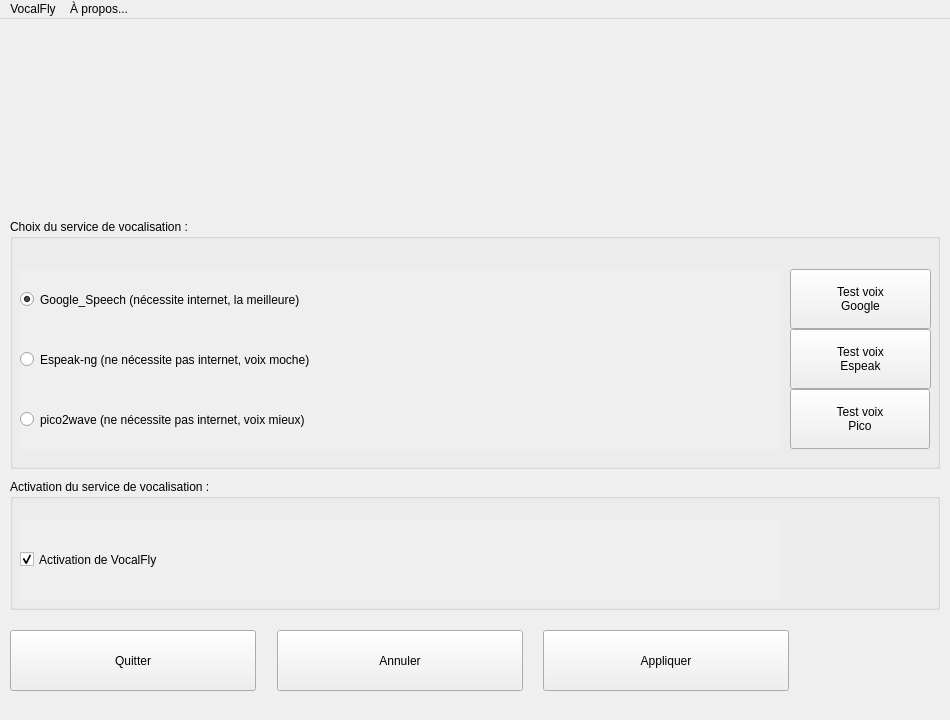
First picture: the form in mainwindow.ui, repository Paullux/dvkbuntu-VocalFly-GUI, before the edit.
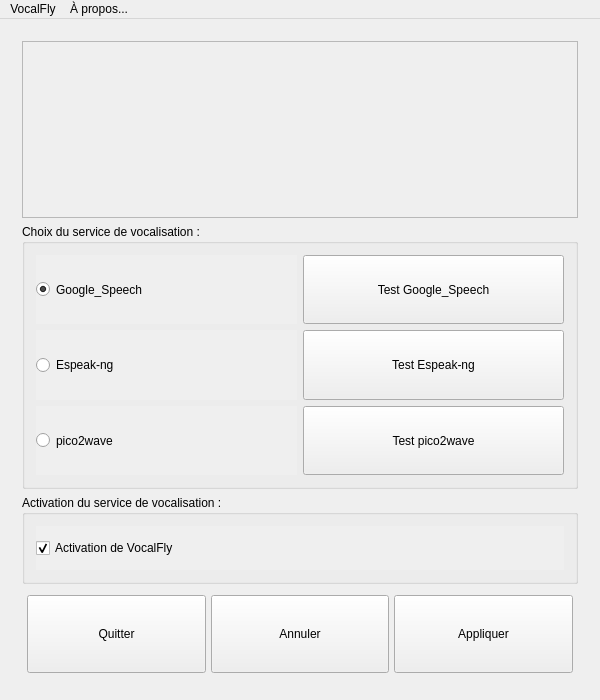
Second picture: the form after the edit. Icons and pictures are not drawn.

Commit message: Mise à Jour GUI

```diff
--- a/mainwindow.ui
+++ b/mainwindow.ui
@@ -6,20 +6,20 @@
    <rect>
     <x>0</x>
     <y>0</y>
-    <width>950</width>
-    <height>720</height>
+    <width>600</width>
+    <height>700</height>
    </rect>
   </property>
   <property name="minimumSize">
    <size>
-    <width>950</width>
-    <height>720</height>
+    <width>600</width>
+    <height>400</height>
    </size>
   </property>
   <property name="maximumSize">
    <size>
-    <width>950</width>
-    <height>720</height>
+    <width>2008</width>
+    <height>1500</height>
    </size>
   </property>
   <property name="windowTitle">
@@ -39,41 +39,40 @@
    <bool>false</bool>
   </property>
   <widget class="QWidget" name="centralWidget">
-   <widget class="QPushButton" name="pushButton">
-    <property name="geometry">
-     <rect>
-      <x>543</x>
-      <y>611</y>
-      <width>246</width>
-      <height>61</height>
-     </rect>
-    </property>
-    <property name="text">
-     <string>Appliquer</string>
-    </property>
-   </widget>
-   <widget class="QPushButton" name="pushButton_2">
-    <property name="geometry">
-     <rect>
-      <x>277</x>
-      <y>611</y>
-      <width>246</width>
-      <height>61</height>
-     </rect>
-    </property>
-    <property name="text">
-     <string>Annuler</string>
-    </property>
-   </widget>
+   <property name="sizePolicy">
+    <sizepolicy hsizetype="Expanding" vsizetype="Expanding">
+     <horstretch>0</horstretch>
+     <verstretch>0</verstretch>
+    </sizepolicy>
+   </property>
+   <layout class="QVBoxLayout" name="verticalLayout_2">
+    <item>
+     <widget class="QWidget" name="widget" native="true">
+      <property name="sizePolicy">
+       <sizepolicy hsizetype="Expanding" vsizetype="Expanding">
+        <horstretch>0</horstretch>
+        <verstretch>0</verstretch>
+       </sizepolicy>
+      </property>
+      <layout class="QGridLayout" name="gridLayout_5" rowstretch="1,0,0,0,0,0,0,0">
+       <item row="0" column="0" rowspan="2">
+        <layout class="QVBoxLayout" name="verticalLayout" stretch="2,3,1,1">
+         <item>
+          <widget class="QFrame" name="frame">
+           <property name="styleSheet">
+            <string notr="true">border-image: url(:/icon/icon/VocalFly barre V3.png);
+</string>
+           </property>
+           <property name="frameShape">
+            <enum>QFrame::StyledPanel</enum>
+           </property>
+           <property name="frameShadow">
+            <enum>QFrame::Raised</enum>
+           </property>
+          </widget>
+         </item>
+         <item>
    <widget class="QGroupBox" name="groupBox">
-    <property name="geometry">
-     <rect>
-      <x>10</x>
-      <y>200</y>
-      <width>930</width>
-      <height>250</height>
-     </rect>
-    </property>
     <property name="sizePolicy">
      <sizepolicy hsizetype="Expanding" vsizetype="Expanding">
       <horstretch>0</horstretch>
@@ -86,20 +85,84 @@
     <property name="title">
      <string>Choix du service de vocalisation :</string>
     </property>
+           <layout class="QGridLayout" name="gridLayout" rowstretch="1,1,1" columnstretch="1,1">
+            <item row="2" column="1">
+             <widget class="QPushButton" name="TestPico">
+              <property name="sizePolicy">
+               <sizepolicy hsizetype="Minimum" vsizetype="Minimum">
+                <horstretch>0</horstretch>
+                <verstretch>0</verstretch>
+               </sizepolicy>
+              </property>
+              <property name="text">
+               <string>Test pico2wave</string>
+              </property>
+             </widget>
+            </item>
+            <item row="0" column="1">
+             <widget class="QPushButton" name="TestGoogle">
+              <property name="sizePolicy">
+               <sizepolicy hsizetype="Minimum" vsizetype="Minimum">
+                <horstretch>0</horstretch>
+                <verstretch>0</verstretch>
+               </sizepolicy>
+              </property>
+              <property name="text">
+               <string>Test Google_Speech</string>
+              </property>
+             </widget>
+            </item>
+            <item row="2" column="0">
+             <widget class="QRadioButton" name="pico2wave">
+              <property name="sizePolicy">
+               <sizepolicy hsizetype="Minimum" vsizetype="Minimum">
+                <horstretch>0</horstretch>
+                <verstretch>0</verstretch>
+               </sizepolicy>
+              </property>
+              <property name="toolTip">
+               <string>Cette voix est 100% libre,
+elle est aussi entièrement locale
+(elle ne nécessite pas internet)
+et elle est mieux que Espeak-NG !</string>
+              </property>
+              <property name="autoFillBackground">
+               <bool>true</bool>
+              </property>
+              <property name="text">
+               <string>pico2wave </string>
+              </property>
+             </widget>
+            </item>
+            <item row="1" column="0">
+             <widget class="QRadioButton" name="EspeakNG">
+              <property name="sizePolicy">
+               <sizepolicy hsizetype="Minimum" vsizetype="Minimum">
+                <horstretch>0</horstretch>
+                <verstretch>0</verstretch>
+               </sizepolicy>
+              </property>
+              <property name="toolTip">
+               <string>Cette voix est 100% libre,
+elle est aussi entièrement locale
+(elle ne nécessite pas internet)
+mais en revanche elle est très robotique !</string>
+              </property>
+              <property name="autoFillBackground">
+               <bool>true</bool>
+              </property>
+              <property name="text">
+               <string>Espeak-ng</string>
+              </property>
+             </widget>
+            </item>
+            <item row="0" column="0">
     <widget class="QRadioButton" name="Google">
      <property name="enabled">
       <bool>true</bool>
      </property>
-     <property name="geometry">
-      <rect>
-       <x>10</x>
-       <y>50</y>
-       <width>761</width>
-       <height>61</height>
-      </rect>
-     </property>
      <property name="sizePolicy">
-      <sizepolicy hsizetype="Expanding" vsizetype="Expanding">
+               <sizepolicy hsizetype="Minimum" vsizetype="Minimum">
        <horstretch>0</horstretch>
        <verstretch>0</verstretch>
       </sizepolicy>
@@ -113,134 +176,48 @@
       <bool>true</bool>
      </property>
      <property name="text">
-      <string>Google_Speech (nécessite internet, la meilleure)</string>
+               <string>Google_Speech</string>
      </property>
      <property name="checked">
       <bool>true</bool>
      </property>
     </widget>
-    <widget class="QRadioButton" name="EspeakNG">
-     <property name="geometry">
-      <rect>
-       <x>10</x>
-       <y>110</y>
-       <width>761</width>
-       <height>61</height>
-      </rect>
-     </property>
-     <property name="sizePolicy">
-      <sizepolicy hsizetype="Expanding" vsizetype="Expanding">
-       <horstretch>0</horstretch>
-       <verstretch>0</verstretch>
-      </sizepolicy>
-     </property>
-     <property name="toolTip">
-      <string>Cette voix est 100% libre,
-elle est aussi entièrement locale
-(elle ne nécessite pas internet)
-mais en revanche elle est très robotique !</string>
-     </property>
-     <property name="autoFillBackground">
-      <bool>true</bool>
-     </property>
-     <property name="text">
-      <string>Espeak-ng (ne nécessite pas internet, voix moche)</string>
-     </property>
-    </widget>
-    <widget class="QRadioButton" name="pico2wave">
-     <property name="geometry">
-      <rect>
-       <x>10</x>
-       <y>170</y>
-       <width>761</width>
-       <height>61</height>
-      </rect>
-     </property>
-     <property name="sizePolicy">
-      <sizepolicy hsizetype="Expanding" vsizetype="Expanding">
-       <horstretch>0</horstretch>
-       <verstretch>0</verstretch>
-      </sizepolicy>
-     </property>
-     <property name="toolTip">
-      <string>Cette voix est 100% libre,
-elle est aussi entièrement locale
-(elle ne nécessite pas internet)
-et elle est mieux que Espeak-NG !</string>
-     </property>
-     <property name="autoFillBackground">
-      <bool>true</bool>
-     </property>
-     <property name="text">
-      <string>pico2wave (ne nécessite pas internet, voix mieux)</string>
-     </property>
-    </widget>
-    <widget class="QPushButton" name="TestGoogle">
-     <property name="geometry">
-      <rect>
-       <x>780</x>
-       <y>50</y>
-       <width>141</width>
-       <height>60</height>
-      </rect>
-     </property>
-     <property name="text">
-      <string>Test voix
-Google</string>
-     </property>
-    </widget>
+            </item>
+            <item row="1" column="1">
     <widget class="QPushButton" name="TestSpeak">
-     <property name="geometry">
-      <rect>
-       <x>780</x>
-       <y>110</y>
-       <width>141</width>
-       <height>60</height>
-      </rect>
-     </property>
-     <property name="text">
-      <string>Test voix
-Espeak</string>
-     </property>
-    </widget>
-    <widget class="QPushButton" name="TestPico">
-     <property name="geometry">
-      <rect>
-       <x>780</x>
-       <y>170</y>
-       <width>140</width>
-       <height>60</height>
-      </rect>
-     </property>
+              <property name="sizePolicy">
+               <sizepolicy hsizetype="Minimum" vsizetype="Preferred">
+                <horstretch>0</horstretch>
+                <verstretch>0</verstretch>
+               </sizepolicy>
+              </property>
+              <property name="autoFillBackground">
+               <bool>false</bool>
+              </property>
      <property name="text">
-      <string>Test voix
-Pico</string>
-     </property>
-    </widget>
-   </widget>
+               <string>Test Espeak-ng</string>
+              </property>
+             </widget>
+            </item>
+           </layout>
+          </widget>
+         </item>
+         <item>
    <widget class="QGroupBox" name="groupBox_2">
-    <property name="geometry">
-     <rect>
-      <x>10</x>
-      <y>460</y>
-      <width>930</width>
-      <height>131</height>
-     </rect>
+           <property name="sizePolicy">
+            <sizepolicy hsizetype="Expanding" vsizetype="Expanding">
+             <horstretch>0</horstretch>
+             <verstretch>0</verstretch>
+            </sizepolicy>
     </property>
     <property name="title">
      <string>Activation du service de vocalisation :</string>
     </property>
+           <layout class="QGridLayout" name="gridLayout_2" rowstretch="0,0" columnstretch="0">
+            <item row="1" column="0">
     <widget class="QCheckBox" name="checkBox">
-     <property name="geometry">
-      <rect>
-       <x>10</x>
-       <y>40</y>
-       <width>761</width>
-       <height>81</height>
-      </rect>
-     </property>
      <property name="sizePolicy">
-      <sizepolicy hsizetype="Expanding" vsizetype="Expanding">
+               <sizepolicy hsizetype="Minimum" vsizetype="Minimum">
        <horstretch>0</horstretch>
        <verstretch>0</verstretch>
       </sizepolicy>
@@ -258,47 +235,82 @@
       <bool>true</bool>
      </property>
     </widget>
-   </widget>
+            </item>
+           </layout>
+          </widget>
+         </item>
+         <item>
+          <layout class="QHBoxLayout" name="horizontalLayout">
+           <property name="spacing">
+            <number>5</number>
+           </property>
+           <property name="leftMargin">
+            <number>5</number>
+           </property>
+           <property name="topMargin">
+            <number>5</number>
+           </property>
+           <property name="rightMargin">
+            <number>5</number>
+           </property>
+           <property name="bottomMargin">
+            <number>5</number>
+           </property>
+           <item>
    <widget class="QPushButton" name="pushButton_3">
-    <property name="geometry">
-     <rect>
-      <x>10</x>
-      <y>611</y>
-      <width>246</width>
-      <height>61</height>
-     </rect>
+             <property name="sizePolicy">
+              <sizepolicy hsizetype="Minimum" vsizetype="Minimum">
+               <horstretch>0</horstretch>
+               <verstretch>0</verstretch>
+              </sizepolicy>
     </property>
     <property name="text">
      <string>Quitter</string>
     </property>
    </widget>
-   <widget class="QLabel" name="label">
-    <property name="geometry">
-     <rect>
-      <x>10</x>
-      <y>0</y>
-      <width>791</width>
-      <height>191</height>
-     </rect>
+           </item>
+           <item>
+            <widget class="QPushButton" name="pushButton_2">
+             <property name="sizePolicy">
+              <sizepolicy hsizetype="Minimum" vsizetype="Minimum">
+               <horstretch>0</horstretch>
+               <verstretch>0</verstretch>
+              </sizepolicy>
     </property>
     <property name="text">
-     <string/>
-    </property>
-    <property name="pixmap">
-     <pixmap resource="image.qrc">:/icon/icon/VocalFly barre V3.png</pixmap>
-    </property>
-    <property name="scaledContents">
-     <bool>true</bool>
-    </property>
-   </widget>
+              <string>Annuler</string>
+             </property>
+            </widget>
+           </item>
+           <item>
+            <widget class="QPushButton" name="pushButton">
+             <property name="sizePolicy">
+              <sizepolicy hsizetype="Minimum" vsizetype="Minimum">
+               <horstretch>0</horstretch>
+               <verstretch>0</verstretch>
+              </sizepolicy>
+             </property>
+             <property name="text">
+              <string>Appliquer</string>
+             </property>
+            </widget>
+           </item>
+          </layout>
+         </item>
+        </layout>
+       </item>
+      </layout>
+     </widget>
+    </item>
+   </layout>
   </widget>
   <widget class="QMenuBar" name="menuBar">
    <property name="geometry">
     <rect>
      <x>0</x>
      <y>0</y>
-     <width>950</width>
-     <height>29</height>
+     <width>600</width>
+     <height>20</height>
     </rect>
    </property>
    <property name="defaultUp">
```
Lines whose indentation alone changed are shown as unchanged. The commit also changes 3 other files.
